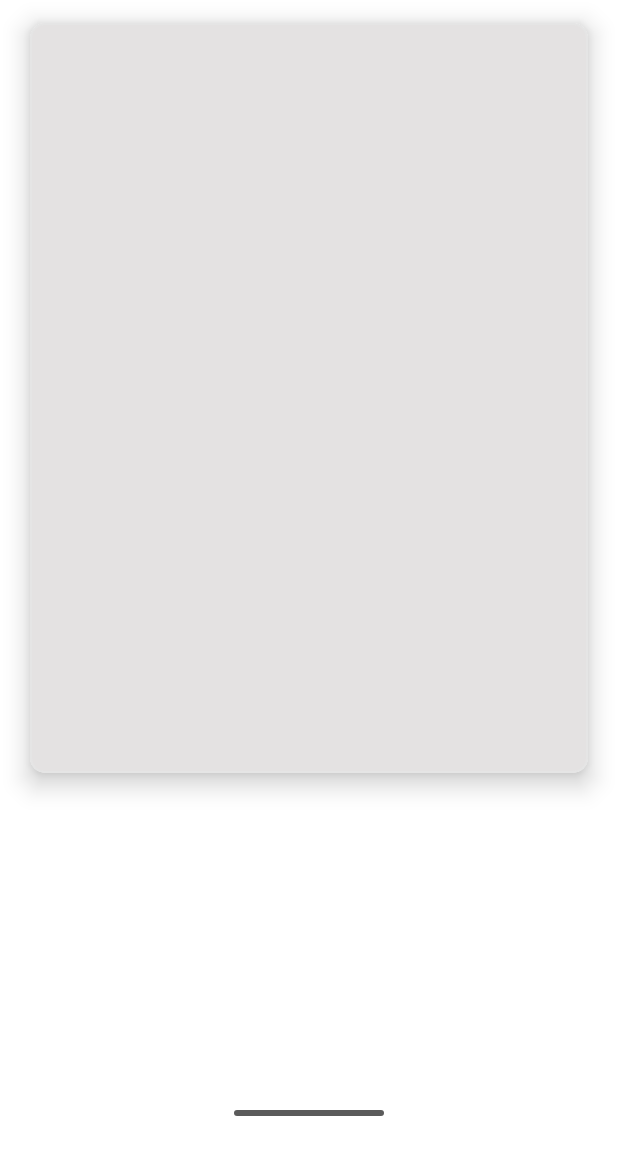
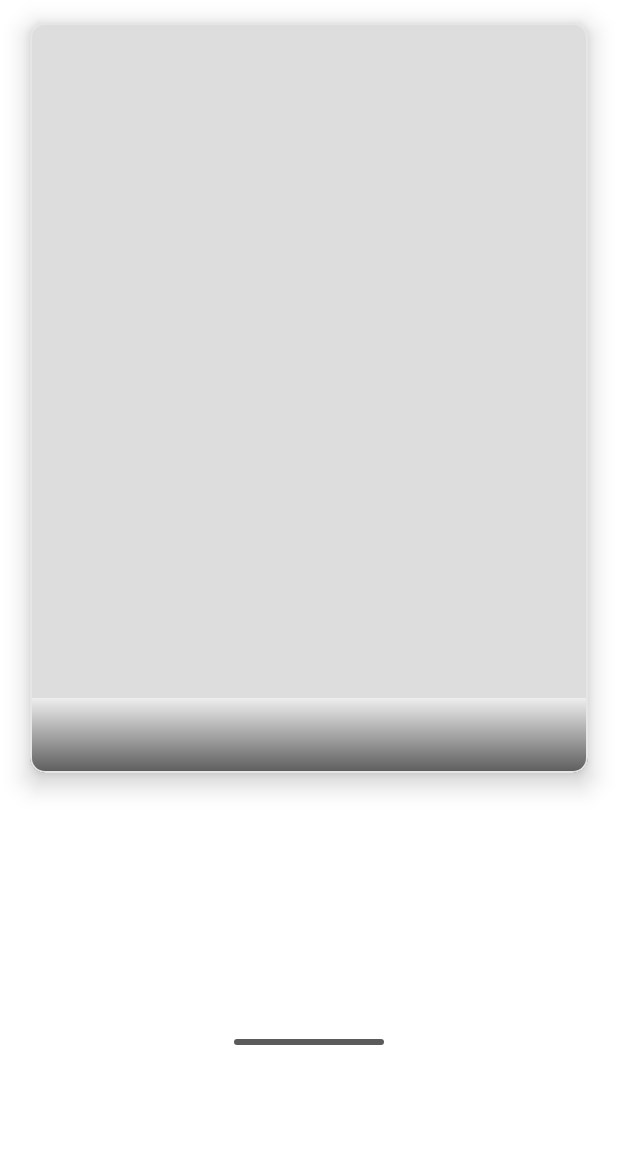
Before and after one commit to nasibullin1412/Nasibullin, an Android app: the layout shimmer_layout.xml on its own in the app's theme, with its tools: preview values and no code run, on a phone screen of 412 x 824 dp. Shown: the top 1155 px of the screen. Run offline under Robolectric (Android 15) with nearby library versions, the phone set to English and light mode, and no system bars; network calls fail.

Commit message:
some fix and add comments

```diff
--- a/app/src/main/java/com/homework/nasibullintinkoff/repo/MainDataRepo.kt
+++ b/app/src/main/java/com/homework/nasibullintinkoff/repo/MainDataRepo.kt
@@ -6,7 +6,6 @@ import com.homework.nasibullintinkoff.data.PostDto
 import com.homework.nasibullintinkoff.database.AppDatabase
 import com.homework.nasibullintinkoff.utils.BaseDataSource
 import com.homework.nasibullintinkoff.utils.Converters
-import com.homework.nasibullintinkoff.utils.NetworkConstants.PAGE_NUMBER
 import com.homework.nasibullintinkoff.utils.Resource
 import kotlinx.coroutines.Dispatchers
 import kotlinx.coroutines.flow.flow
--- a/app/src/main/java/com/homework/nasibullintinkoff/utils/Converters.kt
+++ b/app/src/main/java/com/homework/nasibullintinkoff/utils/Converters.kt
@@ -8,6 +8,9 @@ import java.lang.StringBuilder
 object Converters {
     private const val ERROR_CONVERT = "Error convert"
 
+    /**
+     * convert from Resource<PostResponse> to Resource<List<PostDto>>
+     */
     fun fromPostResponseToPostDto(postResponseList: Resource<PostResponse>)
     : Resource<List<PostDto>> =
         postResponseList.data?.let {
@@ -29,6 +32,9 @@ object Converters {
             postResponseList.message?: ERROR_CONVERT
         )
 
+    /**
+     * convert from Resource<List<PostData>> to Resource<List<PostDto>>
+     */
     fun fromPostDataToPostDto(postDataList: Resource<List<PostData>>)
     : Resource<List<PostDto>> =
         postDataList.data?.let {
--- a/app/src/main/java/com/homework/nasibullintinkoff/utils/Utility.kt
+++ b/app/src/main/java/com/homework/nasibullintinkoff/utils/Utility.kt
@@ -1,6 +1,5 @@
 package com.homework.nasibullintinkoff.utils
 
-import android.app.Activity
 import android.content.Context
 import android.util.Log
 import android.widget.Toast
--- a/app/src/main/java/com/homework/nasibullintinkoff/viewmodel/MainViewModel.kt
+++ b/app/src/main/java/com/homework/nasibullintinkoff/viewmodel/MainViewModel.kt
@@ -79,6 +79,7 @@ class MainViewModel @Inject constructor(
 
     /**
      *  asynchronous data insertion into the database
+     *  @param postDtoList it is list with new post data from backend
      */
     fun doInsertDatabase(postDtoList: List<PostDto>){
         viewModelScope.launch {
@@ -86,6 +87,9 @@ class MainViewModel @Inject constructor(
         }
     }
 
+    /**
+     * asynchronous delete cache from database by current category
+     */
     fun doDeleteAllCache(){
         viewModelScope.launch {
             repository.deleteAll(category = currentCategory.value)
@@ -95,6 +99,9 @@ class MainViewModel @Inject constructor(
         }
     }
 
+    /**
+     * do decrease current post index after back button pressed
+     */
     fun decreaseCurrentPostIndex(): Boolean {
         when (currentPostIndex) {
             0.toLong() -> return false
@@ -102,10 +109,16 @@ class MainViewModel @Inject constructor(
                 _signalBackButton.value = false
             }
         }
+        if (currentPostIndex % PAGE_NUMBER == 0.toLong()){
+            currentPageNumber -=1
+        }
         currentPostIndex -= 1
         return true
     }
 
+    /**
+     * do increase current post index after next button pressed
+     */
     fun increaseCurrentPostIndex(){
         if (currentPostIndex == 0.toLong()){
             _signalBackButton.value = true
@@ -116,6 +129,9 @@ class MainViewModel @Inject constructor(
         }
     }
 
+    /**
+     * change category of posts
+     */
     fun changeCategory(newCategoryId: Int){
         when(newCategoryId){
             0 -> currentCategory = Category.LATEST
--- a/app/src/main/java/com/homework/nasibullintinkoff/views/MainActivity.kt
+++ b/app/src/main/java/com/homework/nasibullintinkoff/views/MainActivity.kt
@@ -45,10 +45,14 @@ class MainActivity : AppCompatActivity() {
     private fun init(){
         initView()
         setupButtons()
+        setupTabLayout()
         setupObservers()
         viewModel.doGetLocalData()
     }
 
+    /**
+     * setup buttons listeners
+     */
     private fun setupButtons() {
         btnBack.setOnClickListener {
             previousPost()
@@ -64,6 +68,18 @@ class MainActivity : AppCompatActivity() {
         findViewById<TextView>(R.id.tvRepeat).setOnClickListener {
             viewModel.doGetLocalData()
         }
+    }
+    private fun previousPost() {
+        if (viewModel.decreaseCurrentPostIndex().not()) {
+            return
+        }
+        viewModel.doGetLocalData()
+    }
+
+    /**
+     * setup tab layout listener
+     */
+    private fun setupTabLayout(){
         findViewById<TabLayout>(R.id.tabLayout).addOnTabSelectedListener(object :
             TabLayout.OnTabSelectedListener {
             override fun onTabSelected(tab: TabLayout.Tab) {
@@ -78,12 +94,6 @@ class MainActivity : AppCompatActivity() {
             }
         })
     }
-    private fun previousPost() {
-        if (viewModel.decreaseCurrentPostIndex().not()) {
-            return
-        }
-        viewModel.doGetLocalData()
-    }
 
     private fun initView(){
         imgGif = findViewById(R.id.imgGif)
@@ -94,12 +104,19 @@ class MainActivity : AppCompatActivity() {
         shimmerFrameLayout = findViewById(R.id.sflPost)
     }
 
+    /**
+     * setup LiveData observers
+     */
     private fun setupObservers(){
         setupShimmerObserver()
         setupBackButtonObserver()
         setupDataObserver()
     }
 
+    /**
+     * setup shimmer observer.
+     * Change visibility of layouts after signaling
+     */
     private fun setupShimmerObserver(){
         viewModel.signalShimmer.observe(
             this, {
@@ -110,14 +127,18 @@ class MainActivity : AppCompatActivity() {
                         shimmerFrameLayout.startShimmer()
                     } else {
                         shimmerFrameLayout.stopShimmer()
+                        shimmerFrameLayout.visibility = View.GONE
                         nsvNormalConnection.visibility = View.VISIBLE
-                        shimmerFrameLayout.visibility = View.GONE
                     }
                 }
             }
         )
     }
 
+    /**
+     * setup back button observer.
+     * Change visibility of button after signaling
+     */
     private fun setupBackButtonObserver(){
         viewModel.signalBackButton.observe(
             this, {
@@ -131,6 +152,10 @@ class MainActivity : AppCompatActivity() {
         )
     }
 
+    /**
+     * setup data update observer.
+     * View new output data after updating
+     */
     private fun setupDataObserver(){
         viewModel.postDto.observe(
             this, {
@@ -153,6 +178,10 @@ class MainActivity : AppCompatActivity() {
         )
     }
 
+    /**
+     * handle unsuccessful get data
+     * @param message is string with the reason for the unsuccessful
+     */
     private fun unsuccessfulGetData(message:String){
         if (viewModel.isFromLocal){
             viewModel.doGetRemoteData()
@@ -162,6 +191,10 @@ class MainActivity : AppCompatActivity() {
         }
     }
 
+    /**
+     * setup error view
+     * @param message is string with the reason for the error
+     */
     private fun setErrorView(message: String){
         Utility.showToast(message, App.appContext)
         if (message == EMPTY_DATA){
@@ -178,9 +211,15 @@ class MainActivity : AppCompatActivity() {
 
     }
 
+    /**
+     * setup view after success get new output data
+     * @param postDtoList is list with new data
+     */
     private fun successGetData(postDtoList: List<PostDto>){
-        nsvNormalConnection.visibility = View.VISIBLE
-        nsvErrorConnection.visibility = View.GONE
+        if (nsvErrorConnection.visibility == View.VISIBLE) {
+            nsvNormalConnection.visibility = View.VISIBLE
+            nsvErrorConnection.visibility = View.GONE
+        }
         Glide.with(this).asGif().load(postDtoList[0].urlGif.toString()).into(imgGif)
         "${postDtoList[0].author}: ${postDtoList[0].description}".also { tvDescription.text = it }
         if (viewModel.isFromLocal.not()){
--- a/app/src/main/res/layout/shimmer_layout.xml
+++ b/app/src/main/res/layout/shimmer_layout.xml
@@ -5,7 +5,7 @@
     android:layout_width="match_parent"
     android:layout_height="match_parent">
     <com.google.android.material.card.MaterialCardView
-        android:id="@+id/shmcvGifCardView"
+        android:id="@+id/scvGifCardView"
         android:layout_width="match_parent"
         android:layout_height="500dp"
         android:minHeight="500dp"
@@ -27,7 +27,7 @@
             android:minHeight="500dp">
 
             <com.google.android.material.imageview.ShapeableImageView
-                android:id="@+id/imgGif"
+                android:id="@+id/shimImgGif"
                 android:layout_width="match_parent"
                 android:layout_height="match_parent"
                 android:background="@color/color_shimmer"
@@ -37,15 +37,32 @@
                 app:layout_constraintStart_toStartOf="parent"
                 app:layout_constraintTop_toTopOf="parent"
                 app:shapeAppearanceOverlay="@style/round_image_style" />
+            <TextView
+                android:id="@+id/stvDescription"
+                android:layout_width="match_parent"
+                android:layout_height="wrap_content"
+                android:minHeight="@dimen/tv_min_height"
+                android:maxLines="3"
+                android:ellipsize="end"
+
+                android:layout_alignStart="@id/shimImgGif"
+                android:layout_alignBottom="@id/shimImgGif"
+                android:background="@drawable/shape"
+                android:fontFamily="@font/description_font"
+                android:gravity="center|start"
+                android:paddingStart="@dimen/tv_padding_start"
+                android:textColor="@color/white"
+                android:textSize="@dimen/description_text_size"
+                app:layout_constraintTop_toBottomOf="@id/shimImgGif" />
         </RelativeLayout>
     </com.google.android.material.card.MaterialCardView>
-
 
     <ImageView
         android:layout_width="100dp"
         android:layout_height="4dp"
-        android:layout_marginBottom="80dp"
+        android:layout_marginTop="50dp"
         android:background="@drawable/bottom_shape"
+        app:layout_constraintTop_toBottomOf="@id/scvGifCardView"
         app:layout_constraintBottom_toBottomOf="parent"
         app:layout_constraintStart_toStartOf="parent"
         app:layout_constraintEnd_toEndOf="parent"/>
--- a/app/src/main/res/values/colors.xml
+++ b/app/src/main/res/values/colors.xml
@@ -11,5 +11,5 @@
     <color name="custom_background">#E5E5E5</color>
     <color name="custom_movie_card">#F1F1F1</color>
     <color name="custom_shape">#5b5b5b</color>
-    <color name="color_shimmer">#E4E2E2</color>
+    <color name="color_shimmer">#dddddd</color>
 </resources>
```
Also changed, not shown: app/src/main/java/com/homework/nasibullintinkoff/dao/PostDao.kt (+6 -2 lines).
